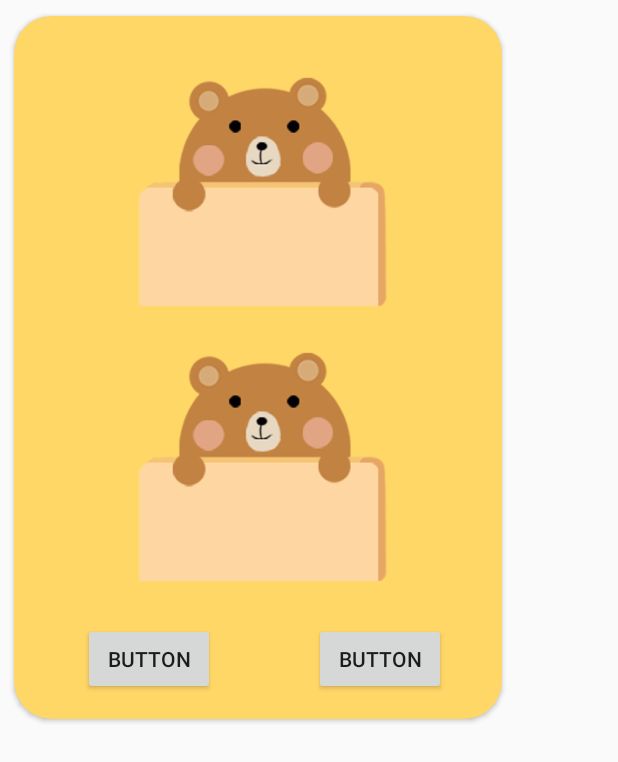
After one commit to angryskull/gameproject1, an Android app: the layout activity_popup_game_over.xml on its own in the app's theme, with its tools: preview values and no code run, on a phone screen of 412 x 824 dp. The commit adds this screen. Shown: the top 762 px of the screen. Run offline under Robolectric (Android 15) with nearby library versions, the phone set to English and light mode, and no system bars.

Commit message:
popup이 안됌

```diff
--- a/GameProject1/app/build.gradle
+++ b/GameProject1/app/build.gradle
@@ -24,9 +24,11 @@ dependencies {
     implementation 'androidx.appcompat:appcompat:1.0.2'
     implementation 'com.google.android.gms:play-services-ads:18.3.0'
     implementation 'androidx.constraintlayout:constraintlayout:1.1.3'
+    implementation 'com.android.support:cardview-v7:+'
 //    implementation project(path: ':joystickView')
     testImplementation 'junit:junit:4.12'
     androidTestImplementation 'androidx.test.ext:junit:1.1.0'
     androidTestImplementation 'androidx.test.espresso:espresso-core:3.1.1'
     implementation project(path: ':joystickView_sample')
+
 }
--- /dev/null
+++ b/GameProject1/app/src/main/res/layout/activity_popup_game_over.xml
@@ -0,0 +1,82 @@
+<?xml version="1.0" encoding="utf-8"?>
+<androidx.cardview.widget.CardView
+    android:id="@+id/popup"
+    xmlns:android="http://schemas.android.com/apk/res/android"
+    xmlns:app="http://schemas.android.com/apk/res-auto"
+    android:layout_width="wrap_content"
+    android:layout_height="490dp"
+    app:cardBackgroundColor="@color/colorBabyYellow"
+    app:cardCornerRadius="25dp"
+    app:cardUseCompatPadding="true">
+
+    <androidx.constraintlayout.widget.ConstraintLayout
+        android:layout_width="match_parent"
+        android:layout_height="match_parent">
+
+        <Button
+            android:id="@+id/button_replay"
+            android:layout_width="wrap_content"
+            android:layout_height="wrap_content"
+            android:layout_marginBottom="16dp"
+            android:text="Button"
+            app:layout_constraintBottom_toBottomOf="parent"
+            app:layout_constraintEnd_toEndOf="parent"
+            app:layout_constraintHorizontal_bias="0.843"
+            app:layout_constraintStart_toStartOf="parent" />
+
+        <ImageView
+            android:id="@+id/imageView_score"
+            android:layout_width="325dp"
+            android:layout_height="198dp"
+            android:src="@drawable/image_bear"
+            app:layout_constraintBottom_toBottomOf="parent"
+            app:layout_constraintEnd_toEndOf="parent"
+            app:layout_constraintHorizontal_bias="0.509"
+            app:layout_constraintStart_toStartOf="parent"
+            app:layout_constraintTop_toTopOf="parent"
+            app:layout_constraintVertical_bias="0.732" />
+
+        <TextView
+            android:id="@+id/text_score"
+            android:layout_width="137dp"
+            android:layout_height="65dp"
+            app:layout_constraintBottom_toBottomOf="@+id/imageView_score"
+            app:layout_constraintEnd_toEndOf="@+id/imageView_score"
+            app:layout_constraintStart_toStartOf="@+id/imageView_score"
+            app:layout_constraintTop_toTopOf="@+id/imageView_score"
+            app:layout_constraintVertical_bias="0.796" />
+
+        <TextView
+            android:id="@+id/text_best_score"
+            android:layout_width="137dp"
+            android:layout_height="65dp"
+            app:layout_constraintBottom_toBottomOf="@+id/imageView_best"
+            app:layout_constraintEnd_toEndOf="@+id/imageView_best"
+            app:layout_constraintStart_toStartOf="@+id/imageView_best"
+            app:layout_constraintTop_toTopOf="@+id/imageView_best"
+            app:layout_constraintVertical_bias="0.815" />
+
+        <ImageView
+            android:id="@+id/imageView_best"
+            android:layout_width="325dp"
+            android:layout_height="198dp"
+            android:src="@drawable/image_bear"
+            app:layout_constraintBottom_toBottomOf="parent"
+            app:layout_constraintEnd_toEndOf="parent"
+            app:layout_constraintHorizontal_bias="0.509"
+            app:layout_constraintStart_toStartOf="parent"
+            app:layout_constraintTop_toTopOf="parent"
+            app:layout_constraintVertical_bias="0.054" />
+
+        <Button
+            android:id="@+id/button_home"
+            android:layout_width="wrap_content"
+            android:layout_height="wrap_content"
+            android:layout_marginBottom="16dp"
+            android:text="Button"
+            app:layout_constraintBottom_toBottomOf="parent"
+            app:layout_constraintEnd_toEndOf="parent"
+            app:layout_constraintHorizontal_bias="0.194"
+            app:layout_constraintStart_toStartOf="parent" />
+    </androidx.constraintlayout.widget.ConstraintLayout>
+</androidx.cardview.widget.CardView>
--- a/GameProject1/app/src/main/res/values/colors.xml
+++ b/GameProject1/app/src/main/res/values/colors.xml
@@ -3,4 +3,6 @@
     <color name="colorPrimary">#008577</color>
     <color name="colorPrimaryDark">#00574B</color>
     <color name="colorAccent">#D81B60</color>
+    <color name="colorGreenLight">#abffc0</color>
+    <color name="colorBabyYellow">#FFD767</color>
 </resources>
```
Also changed, not shown: GameProject1/app/src/main/AndroidManifest.xml (+7 -9 lines), GameProject1/app/src/main/java/com/example/gameproject1/GameActivity.java (+68 -4 lines), GameProject1/app/src/main/res/drawable-v24/image_bear.png (added), GameProject1/app/src/main/res/drawable-v24/image_giraffe.png (added), GameProject1/app/src/main/res/drawable-v24/image_rabbit.png (added), 8 other files.
